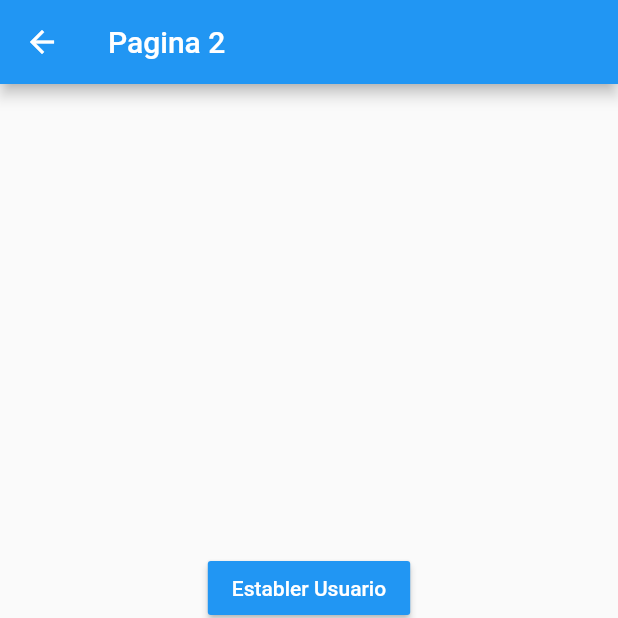
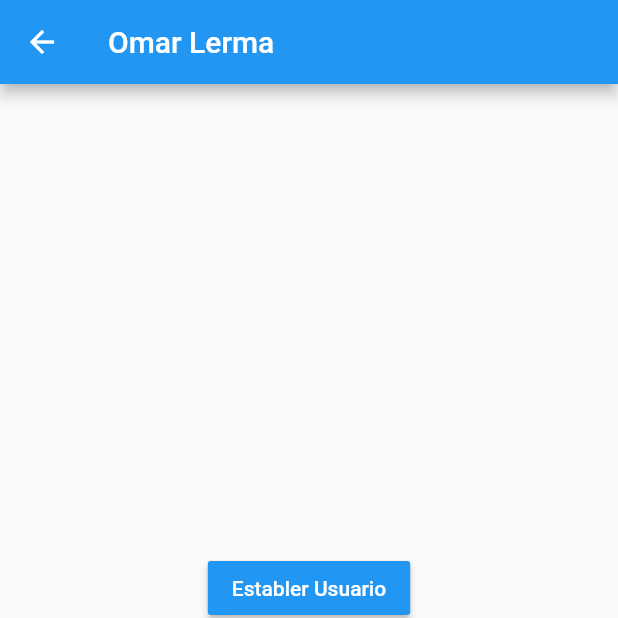
Before and after one commit to leooma24/estados, a Flutter app: the Pagina2Page screen opened by its route, after a tap on "Establer Usuario", on a phone screen of 412 x 824 dp, the top half of it. Run offline on Flutter 3.47's test engine with Material 2 defaults, Android fonts, the phone set to English and light mode, and no system bars; our stand-ins replace bloc, flutter_bloc.

```diff
--- /dev/null
+++ b/lib/bloc/usuario/usuario_bloc.dart
@@ -0,0 +1,29 @@
+
+import 'package:bloc/bloc.dart';
+
+import 'package:estados/models/Usuario.dart';
+
+part 'usuario_state.dart';
+part 'usuario_event.dart';
+
+class UsuarioBloc extends Bloc<UsuarioEvent, UsuarioState> {
+  UsuarioBloc() : super( UsuarioState() );
+
+  @override
+  Stream<UsuarioState> mapEventToState(UsuarioEvent event) async* {
+    if( event is ActivarUsuario ) {
+      yield state.copyWith( usuario: event.usuario );
+    } else if( event is CambiarEdad ) {
+      yield state.copyWith( usuario: state.usuario.copyWith( edad: event.edad ));
+    } else if( event is AgregarProfesion ) {
+      final profesiones = [
+        ...state.usuario.profesiones,
+        event.profesion
+      ];
+      yield state.copyWith( usuario: state.usuario.copyWith( profesiones: profesiones));
+    } else if( event is BorrarUsuario ) {
+      yield state.estadoInicial();
+    }
+  }
+
+}
--- /dev/null
+++ b/lib/bloc/usuario/usuario_event.dart
@@ -0,0 +1,26 @@
+
+part of 'usuario_bloc.dart';
+
+abstract class UsuarioEvent {}
+
+class ActivarUsuario extends UsuarioEvent {
+  final Usuario usuario;
+
+  ActivarUsuario(this.usuario);
+}
+
+class CambiarEdad extends UsuarioEvent {
+  final int edad;
+
+  CambiarEdad(this.edad);
+}
+
+class AgregarProfesion extends UsuarioEvent {
+  final String profesion;
+
+  AgregarProfesion(this.profesion);
+}
+
+class BorrarUsuario extends UsuarioEvent {
+
+}
--- /dev/null
+++ b/lib/bloc/usuario/usuario_state.dart
@@ -0,0 +1,19 @@
+
+part of 'usuario_bloc.dart';
+
+class UsuarioState {
+  final bool existeUsuario;
+  final Usuario usuario;
+
+  UsuarioState({ Usuario user })
+    : usuario = user ?? null,
+    existeUsuario = ( user != null ) ? true : false;
+
+  UsuarioState copyWith({ Usuario usuario }) => UsuarioState(
+    user: usuario ?? this.usuario
+  );
+
+  UsuarioState estadoInicial()=> new UsuarioState();
+
+
+}
--- a/lib/models/Usuario.dart
+++ b/lib/models/Usuario.dart
@@ -10,6 +10,14 @@ class Usuario {
     this.profesiones,
   });
 
-
+  Usuario copyWith({
+    String nombre,
+    int edad,
+    List<String> profesiones,
+  }) => Usuario(
+    nombre: nombre ?? this.nombre,
+    edad: edad ?? this.edad,
+    profesiones: profesiones ?? this.profesiones,
+  );
 
 }
--- a/lib/pages/pagina1_page.dart
+++ b/lib/pages/pagina1_page.dart
@@ -1,4 +1,7 @@
+import 'package:estados/bloc/usuario/usuario_bloc.dart';
+import 'package:estados/models/Usuario.dart';
 import 'package:flutter/material.dart';
+import 'package:flutter_bloc/flutter_bloc.dart';
 
 class Pagina1Page extends StatelessWidget {
 
@@ -7,8 +10,26 @@ class Pagina1Page extends StatelessWidget {
     return Scaffold(
       appBar: AppBar(
         title: Text('Pagina 1'),
+        actions: [
+          IconButton(
+            icon: Icon( Icons.exit_to_app ),
+            onPressed: () {
+              BlocProvider.of<UsuarioBloc>(context).add( BorrarUsuario() );
+            }
+          )
+        ],
       ),
-      body: InformacionUsuario(),
+      body: BlocBuilder<UsuarioBloc, UsuarioState>(
+        builder: ( _ , state) {
+          if( state.existeUsuario ) {
+            return InformacionUsuario( state.usuario );
+          } else {
+            return Center(
+              child: Text('No hay un usuario seleccionado')
+            );
+          }
+        }
+      ),
       floatingActionButton: FloatingActionButton(
         child: Icon( Icons.accessibility_new ) ,
         onPressed: () => Navigator.pushNamed(context, 'pagina2'),
@@ -18,9 +39,9 @@ class Pagina1Page extends StatelessWidget {
 }
 
 class InformacionUsuario extends StatelessWidget {
-  const InformacionUsuario({
-    Key key,
-  }) : super(key: key);
+  final Usuario usuario;
+
+  const InformacionUsuario( this.usuario );
 
   @override
   Widget build(BuildContext context) {
@@ -34,15 +55,15 @@ class InformacionUsuario extends StatelessWidget {
           Text('General', style: TextStyle(fontSize: 18, fontWeight: FontWeight.bold) ),
           Divider(),
 
-          ListTile( title: Text('Nombre: ') ),
-          ListTile( title: Text('Edad: ') ),
+          ListTile( title: Text('Nombre: ${usuario.nombre}') ),
+          ListTile( title: Text('Edad: ${usuario.edad} ') ),
 
           Text('Profesiones', style: TextStyle(fontSize: 18, fontWeight: FontWeight.bold) ),
           Divider(),
 
-          ListTile( title: Text('Prefesión 1') ),
-          ListTile( title: Text('Prefesión 2') ),
-          ListTile( title: Text('Prefesión 3') ),
+          ...usuario.profesiones.map(
+            (profesion) => ListTile( title: Text(profesion))
+          ).toList()
         ],
       )
     );
--- a/lib/pages/pagina2_page.dart
+++ b/lib/pages/pagina2_page.dart
@@ -1,12 +1,24 @@
+import 'package:estados/bloc/usuario/usuario_bloc.dart';
+import 'package:estados/models/Usuario.dart';
 import 'package:flutter/material.dart';
+import 'package:flutter_bloc/flutter_bloc.dart';
 
 class Pagina2Page extends StatelessWidget {
 
   @override
   Widget build(BuildContext context) {
+    // ignore: close_sinks
+    final usuarioBloc = BlocProvider.of<UsuarioBloc>(context);
     return Scaffold(
       appBar: AppBar(
-        title: Text('Pagina 2'),
+        title: BlocBuilder<UsuarioBloc, UsuarioState>(
+          builder: ( _ , state) {
+            if( state.existeUsuario) {
+              return Text(state.usuario.nombre);
+            } else {
+              return Text('Pagina 2');
+            }
+          }),
       ),
       body: Center(
         child: Column(
@@ -16,7 +28,14 @@ class Pagina2Page extends StatelessWidget {
               color: Colors.blue,
               child: Text('Establer Usuario', style: TextStyle( color: Colors.white ) ),
               onPressed: () {
-
+                final user = Usuario(
+                  nombre: 'Omar Lerma',
+                  edad: 38,
+                  profesiones: ['Programador', 'Gamer']
+                );
+                usuarioBloc.add(
+                  ActivarUsuario( user )
+                );
               }
             ),
 
@@ -24,7 +43,7 @@ class Pagina2Page extends StatelessWidget {
               color: Colors.blue,
               child: Text('Cambiar Edad', style: TextStyle( color: Colors.white ) ),
               onPressed: () {
-
+                usuarioBloc.add( CambiarEdad( 30 ) );
               }
             ),
 
@@ -32,7 +51,7 @@ class Pagina2Page extends StatelessWidget {
               color: Colors.blue,
               child: Text('Añadir Profesion', style: TextStyle( color: Colors.white ) ),
               onPressed: () {
-
+                usuarioBloc.add( AgregarProfesion('Psicopata') );
               }
             )
           ],
--- a/pubspec.yaml
+++ b/pubspec.yaml
@@ -28,6 +28,8 @@ dependencies:
   # The following adds the Cupertino Icons font to your application.
   # Use with the CupertinoIcons class for iOS style icons.
   cupertino_icons: ^1.0.0
+  bloc: ^6.1.0
+  flutter_bloc: ^6.1.1
 
 dev_dependencies:
   flutter_test:
```
Also changed, not shown: lib/main.dart (+8 -1 lines), pubspec.lock.
